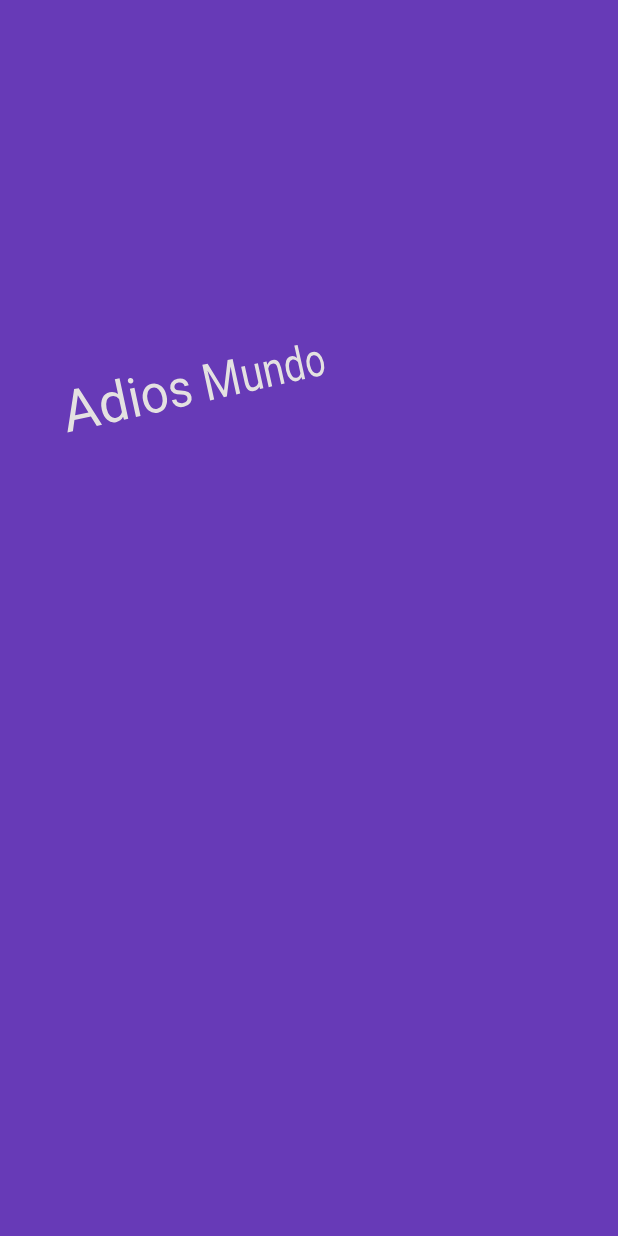
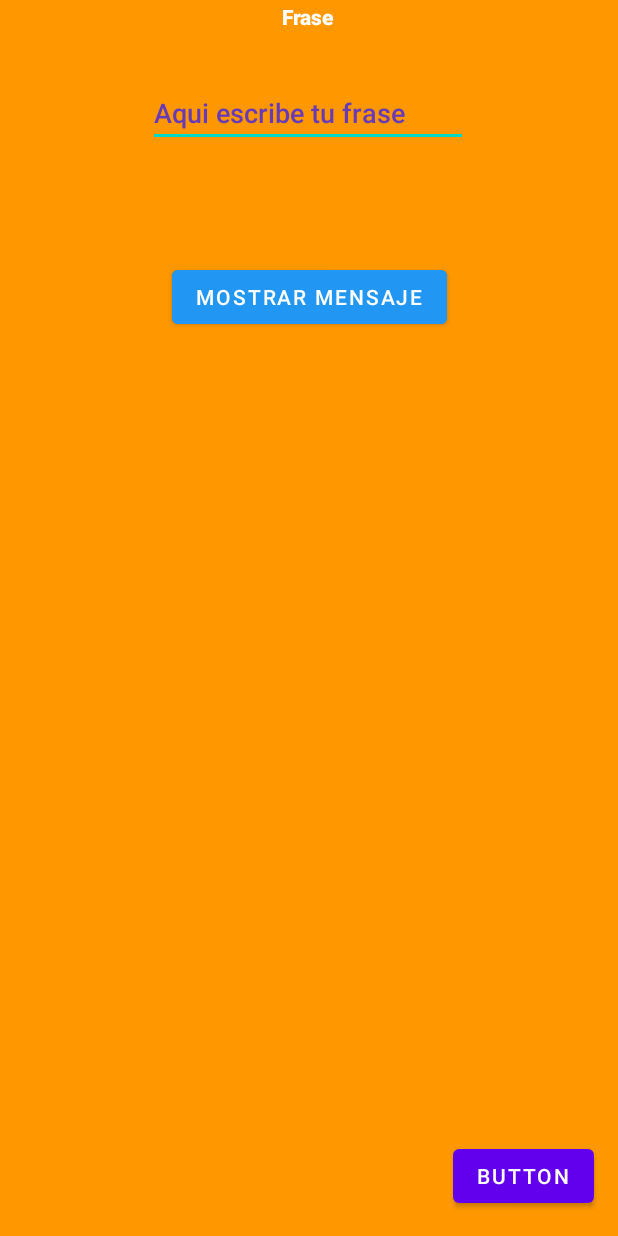
Before and after one commit to humbertocabrera/HolaMundo, an Android app: the layout activity_main.xml on its own in the app's theme, with its tools: preview values and no code run, on a phone screen of 412 x 824 dp. Run offline under Robolectric (Android 15) with nearby library versions, the phone set to English and light mode, and no system bars.

Commit message:
Hola Mundo

```diff
--- a/app/src/main/java/edu/iest/holamundo/SegundaActivity.kt
+++ b/app/src/main/java/edu/iest/holamundo/SegundaActivity.kt
@@ -4,6 +4,7 @@ import androidx.appcompat.app.AppCompatActivity
 import android.os.Bundle
 import android.widget.Button
 import android.content.Intent
+import edu.iest.botones.MainActivity
 
 class SegundaActivity : AppCompatActivity() {
     override fun onCreate(savedInstanceState: Bundle?) {
@@ -14,5 +15,9 @@ class SegundaActivity : AppCompatActivity() {
             val i = Intent(this,MainActivity::class.java)
             startActivity(i)
         }
+        var bnCerrar = findViewById<Button>(R.id.bnCerrar)
+        bnCerrar.setOnClickListener {
+            finish()
+        }
     }
 }
--- a/app/src/main/res/layout/activity_main.xml
+++ b/app/src/main/res/layout/activity_main.xml
@@ -4,32 +4,59 @@
     xmlns:tools="http://schemas.android.com/tools"
     android:layout_width="match_parent"
     android:layout_height="match_parent"
-    android:background="#CD1E1E"
-    android:backgroundTint="#673AB7"
-    tools:context=".MainActivity">
+    android:background="#FF9800"
+    tools:context="edu.iest.botones.MainActivity">
 
     <TextView
-        android:id="@+id/txt_HolaMundo"
+        android:id="@+id/textViewFrase"
         android:layout_width="wrap_content"
         android:layout_height="wrap_content"
-        android:layout_marginStart="24dp"
-        android:layout_marginTop="24dp"
-        android:layout_marginEnd="24dp"
-        android:layout_marginBottom="24dp"
-        android:backgroundTint="#673AB7"
-        android:rotation="-14"
-        android:rotationX="8"
-        android:rotationY="28"
-        android:textColor="#E4E1E1"
-        android:textSize="34sp"
-        android:text="@string/saludo"
-        app:emojiCompatEnabled="false"
+        android:backgroundTint="#F44336"
+        android:fontFamily="sans-serif-black"
+        android:text="@string/frase"
+        android:textColor="#FFFFFF"
+        android:textColorHint="#FFFFFF"
         app:layout_constraintBottom_toBottomOf="parent"
         app:layout_constraintEnd_toEndOf="parent"
-        app:layout_constraintHorizontal_bias="0.092"
+        app:layout_constraintHorizontal_bias="0.498"
         app:layout_constraintStart_toStartOf="parent"
         app:layout_constraintTop_toTopOf="parent"
-        app:layout_constraintVertical_bias="0.283"
-        tools:text="Adios Mundo" />
+        app:layout_constraintVertical_bias="0.002" />
 
+    <Button
+        android:id="@+id/buttonMostrar"
+        android:layout_width="wrap_content"
+        android:layout_height="wrap_content"
+        android:layout_marginTop="76dp"
+        android:backgroundTint="#2196F3"
+        android:text="@string/mostrar_mensaje"
+        app:layout_constraintEnd_toEndOf="parent"
+        app:layout_constraintStart_toStartOf="parent"
+        app:layout_constraintTop_toBottomOf="@+id/editTextFrase"
+        tools:ignore="MissingConstraints" />
+
+    <EditText
+        android:id="@+id/editTextFrase"
+        android:layout_width="wrap_content"
+        android:layout_height="wrap_content"
+        android:layout_marginTop="32dp"
+        android:ems="10"
+        android:fontFamily="sans-serif-medium"
+        android:hint="Aqui escribe tu frase"
+        android:inputType="textPersonName"
+        android:textColorHint="#673AB7"
+        app:layout_constraintEnd_toEndOf="parent"
+        app:layout_constraintHorizontal_bias="0.497"
+        app:layout_constraintStart_toStartOf="parent"
+        app:layout_constraintTop_toBottomOf="@+id/textViewFrase" />
+
+    <Button
+        android:id="@+id/bnSiguiente"
+        android:layout_width="wrap_content"
+        android:layout_height="wrap_content"
+        android:layout_marginEnd="16dp"
+        android:layout_marginBottom="16dp"
+        android:text="Button"
+        app:layout_constraintBottom_toBottomOf="parent"
+        app:layout_constraintEnd_toEndOf="parent" />
 </androidx.constraintlayout.widget.ConstraintLayout>
--- a/app/src/main/res/layout/activity_segunda.xml
+++ b/app/src/main/res/layout/activity_segunda.xml
@@ -39,11 +39,11 @@
         app:layout_constraintTop_toBottomOf="@+id/textView" />
 
     <Button
-        android:id="@+id/button2"
+        android:id="@+id/bnCerrar"
         android:layout_width="wrap_content"
         android:layout_height="wrap_content"
-        android:text="Button"
         android:layout_margin="32dp"
+        android:text="Cerrar"
         app:layout_constraintEnd_toEndOf="parent"
         app:layout_constraintStart_toStartOf="@+id/guideline2"
         app:layout_constraintTop_toBottomOf="@+id/textView" />
--- a/app/src/main/res/values/strings.xml
+++ b/app/src/main/res/values/strings.xml
@@ -2,4 +2,6 @@
     <string name="app_name">Hola Mundo</string>
     <string name="saludo">Buenas Tardes</string>
     <string name="despedida">Adiós</string>
+    <string name="mostrar_mensaje">mostrar mensaje</string>
+    <string name="frase">Frase</string>
 </resources>
```
Also changed, not shown: app/src/main/AndroidManifest.xml (+0 -9 lines), app/src/main/java/edu/iest/holamundo/MainActivity.kt (+14 -21 lines).
